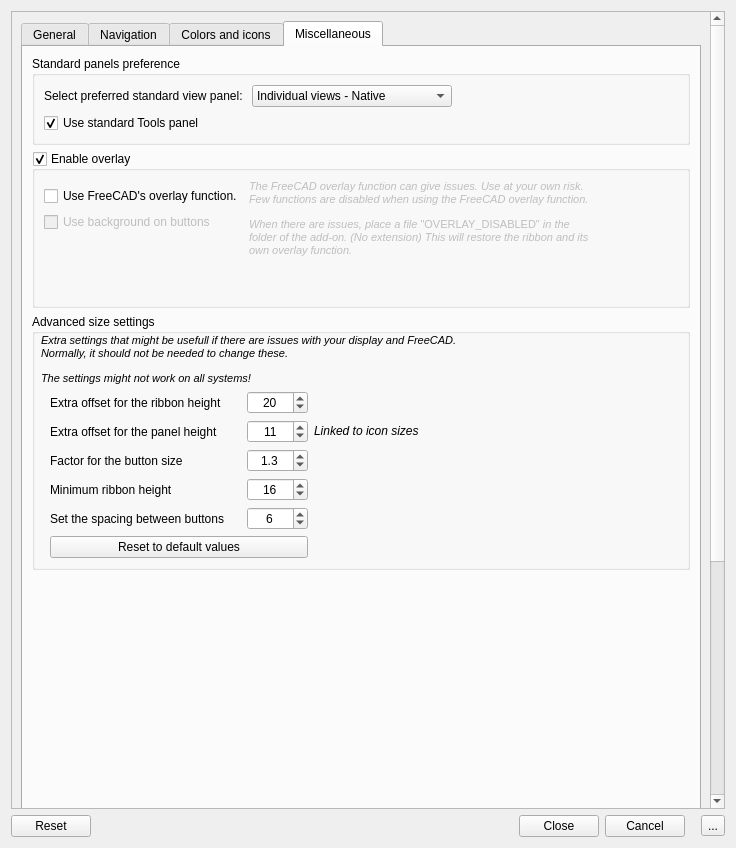
The window that Resources/ui/Settings.ui (APEbbers/FreeCAD-Ribbon) describes before a commit, drawn with Qt 5.
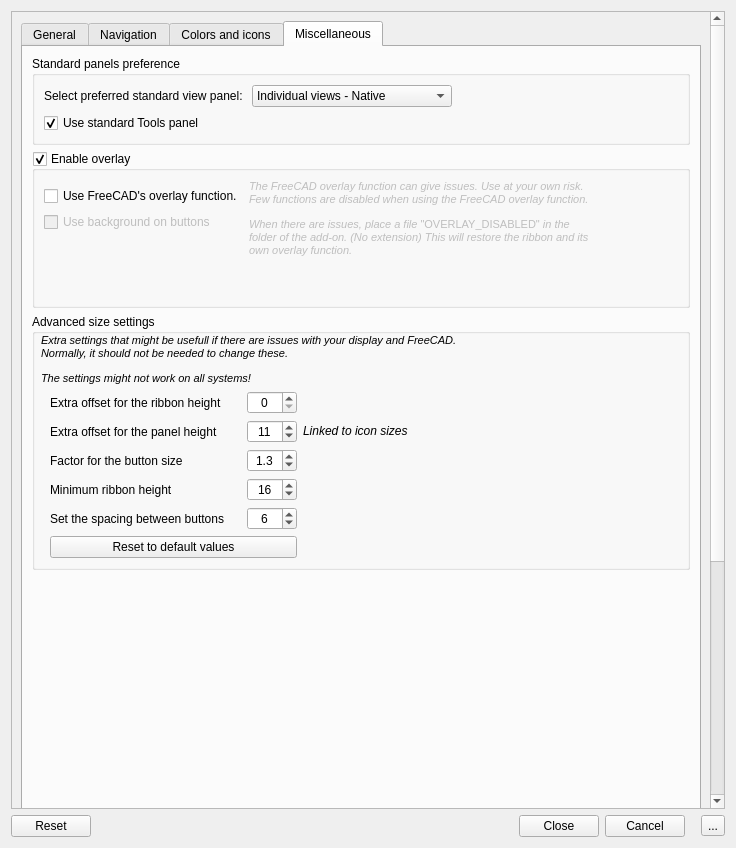
The same window after the commit. Custom widgets are drawn as their Qt base class.

Commit message: Added a ribbonoffset to the advanced size settings

What changed in the file:
```diff
--- a/Resources/ui/Settings.ui
+++ b/Resources/ui/Settings.ui
@@ -2660,10 +2660,10 @@
                       <number>0</number>
                      </property>
                      <property name="maximum">
-                      <number>50</number>
+                      <number>500</number>
                      </property>
                      <property name="value">
-                      <number>20</number>
+                      <number>0</number>
                      </property>
                      <property name="displayIntegerBase">
                       <number>10</number>
@@ -2691,7 +2691,7 @@
                       <number>1</number>
                      </property>
                      <property name="maximum">
-                      <number>10000</number>
+                      <number>500</number>
                      </property>
                      <property name="value">
                       <number>16</number>
```
The commit also changes 5 other files.
